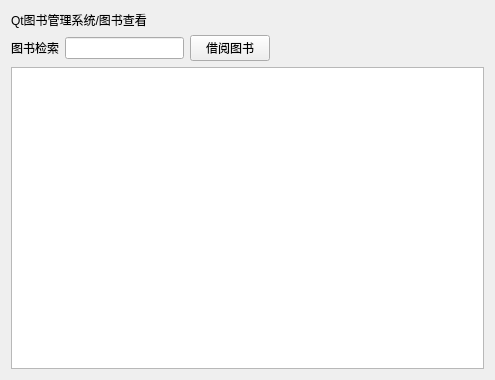
Above: bookmgr/cell/cell_booklist.ui from ZF-Xie/book-manager before the change. Below: the same form after it.
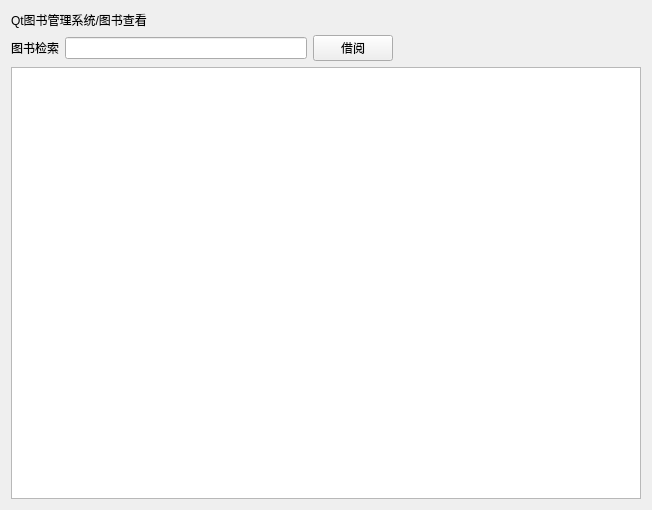
That is the form after the change.

The edit to the form file:
```diff
--- a/bookmgr/cell/cell_booklist.ui
+++ b/bookmgr/cell/cell_booklist.ui
@@ -6,8 +6,8 @@
    <rect>
     <x>0</x>
     <y>0</y>
-    <width>495</width>
-    <height>380</height>
+    <width>652</width>
+    <height>510</height>
    </rect>
   </property>
   <property name="windowTitle">
@@ -20,7 +20,7 @@
    <item row="1" column="2">
     <widget class="QPushButton" name="pushButton_2">
      <property name="text">
-      <string>借阅图书</string>
+      <string>借阅</string>
      </property>
     </widget>
    </item>
```
